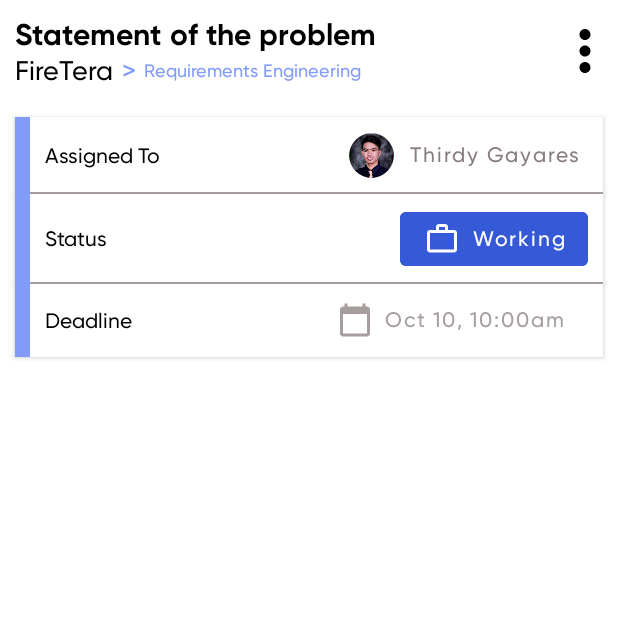
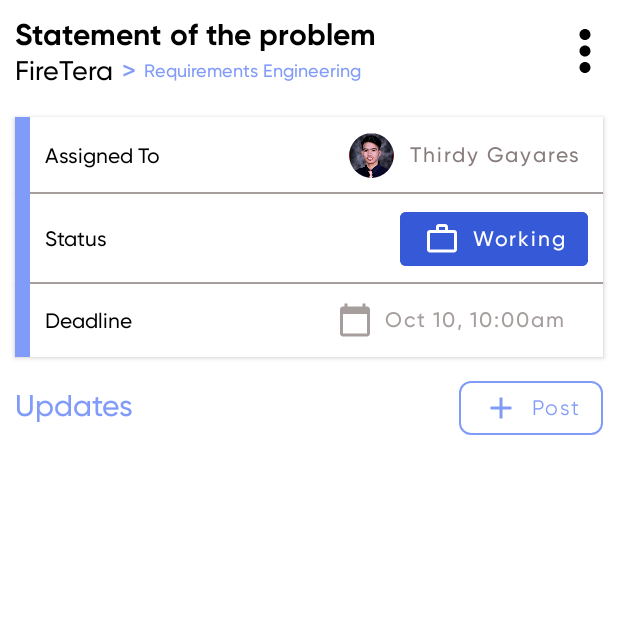
Before and after one commit to thirdygayares/Hteams, an Android app: the screen it shows after launch (ViewTask), on a phone screen of 412 x 824 dp, the top half of it. Run offline under Robolectric (Android 15) with nearby library versions, the light colour scheme and no system bars.

Commit message:
- Add updates text and post button

```diff
--- a/app/src/main/res/layout/activity_view_task.xml
+++ b/app/src/main/res/layout/activity_view_task.xml
@@ -111,16 +111,16 @@
 <!--                button of choosing asignee-->
                 <com.google.android.material.button.MaterialButton
                     android:id="@+id/button_asignee"
-                    android:layout_centerVertical="true"
                     android:layout_width="wrap_content"
                     android:layout_height="wrap_content"
                     android:layout_alignParentRight="true"
-                    android:text="Thirdy Gayares"
+                    android:layout_centerVertical="true"
+                    android:fontFamily="@font/gilroymedium"
                     android:paddingLeft="50dp"
                     android:stateListAnimator="@null"
-                    android:fontFamily="@font/gilroymedium"
-                    android:textColor="#887C7C"
-                    android:textAllCaps="false"></com.google.android.material.button.MaterialButton>
+                    android:text="Thirdy Gayares"
+                    android:textAllCaps="false"
+                    android:textColor="#887C7C"></com.google.android.material.button.MaterialButton>
 
 
 <!--                Image of assignee-->
@@ -308,4 +308,41 @@
     </androidx.cardview.widget.CardView>
     <!--    end deadline row-->
 
+
+    <TextView
+        android:layout_width="wrap_content"
+        android:layout_height="wrap_content"
+        android:text="Updates"
+        android:layout_below="@+id/statusDeadlime"
+        android:fontFamily="@font/gilroymedium"
+        android:textColor="@color/primary"
+        android:textSize="20dp"
+        android:layout_marginTop="10dp"
+        android:padding="10dp"
+        ></TextView>
+
+
+    <com.google.android.material.button.MaterialButton
+        style="@style/TextAppearance.AppCompat.Widget.Button.Borderless.Colored"
+        android:layout_width="wrap_content"
+        android:layout_height="wrap_content"
+        android:layout_below="@id/statusDeadlime"
+        android:layout_alignParentRight="true"
+        android:layout_marginStart="10dp"
+        android:layout_marginTop="10dp"
+        android:layout_marginEnd="10dp"
+        android:layout_marginBottom="10dp"
+        android:drawableLeft="@drawable/ic_baseline_add_24"
+        android:drawableTint="@color/primary"
+        android:fontFamily="@font/gilroyregular"
+        app:backgroundTint="@android:color/transparent"
+        app:cornerRadius="8dp"
+        app:rippleColor="@color/primary"
+        app:strokeColor="@color/primary"
+        app:strokeWidth="1dp"
+        android:stateListAnimator="@null"
+        android:text="Post"
+        android:textAllCaps="false"
+        android:textColor="@color/primary"></com.google.android.material.button.MaterialButton>
+
 </RelativeLayout>
```
